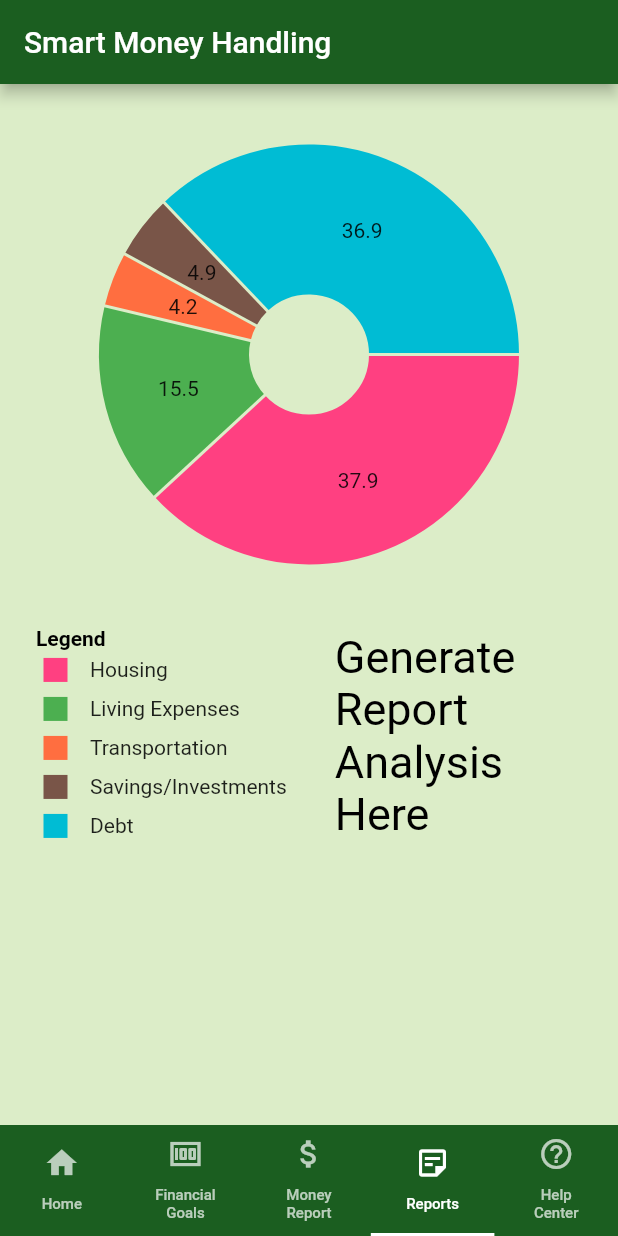
After one commit to sadafzakria/SmartMoneyHandling, a Flutter app: the screen it shows after launch, item 4 of the bottom bar chosen, on a phone screen of 412 x 824 dp. The commit adds this screen. Run offline on Flutter 3.47's test engine with Material 2 defaults, Android fonts, the phone set to English and light mode, and no system bars; drawn by our look-alikes of fl_chart.

Commit message:
transaction_report.dart and report_and_analysis.dart added

```diff
--- a/lib/main.dart
+++ b/lib/main.dart
@@ -1,9 +1,7 @@
 import 'package:flutter/material.dart';
-import 'package:smart_money_handling/edit_user_screen.dart';
 import 'package:smart_money_handling/home_screen.dart';
 import 'package:smart_money_handling/login_screen.dart';
 import 'package:smart_money_handling/splash_screen.dart';
-import 'package:smart_money_handling/user_profile_screen.dart';
 import 'package:smart_money_handling/welcome_screen.dart';
 import 'package:smart_money_handling/nav_menu.dart';
 import 'package:smart_money_handling/register_screen.dart';
--- a/lib/nav_menu.dart
+++ b/lib/nav_menu.dart
@@ -1,5 +1,7 @@
 import 'package:flutter/material.dart';
 import 'package:smart_money_handling/home_screen.dart';
+import 'package:smart_money_handling/report_and_analysis.dart';
+import 'package:smart_money_handling/transaction_report.dart';
  class NavBar extends StatefulWidget {
    const NavBar({super.key});
 
@@ -22,7 +24,11 @@ import 'package:smart_money_handling/home_screen.dart';
            padding: EdgeInsets.all(8.0),
            child: TabBarView(
              children: [
-               HomeScreen()
+               // Add your tab content here!
+               HomeScreen(),
+               TransactionReport(),
+               TransactionReport(),
+               ReportAndAnalysis(),
              ],
            ),
          ),
--- /dev/null
+++ b/lib/report_and_analysis.dart
@@ -0,0 +1,117 @@
+import 'package:flutter/material.dart';
+import 'package:fl_chart/fl_chart.dart';
+
+class ReportAndAnalysis extends StatefulWidget {
+  const ReportAndAnalysis({super.key});
+
+
+  @override
+  State<ReportAndAnalysis> createState() => _ReportAndAnalysisState();
+}
+
+class _ReportAndAnalysisState extends State<ReportAndAnalysis> {
+
+  String _report_analysis= "Generate\nReport\nAnalysis\nHere";
+
+  @override
+  Widget build(BuildContext context) {
+    return ListView(
+      children: [
+        SizedBox(height:20),
+        AspectRatio(
+          aspectRatio: 1.3,
+          child: PieChart(
+            PieChartData(
+              sections: [
+                PieChartSectionData(
+                  color: Colors.pinkAccent,
+                  value: 37.9,
+                  title: '37.9', // Housing
+                  radius: 100.0,
+                ),
+                PieChartSectionData(
+                  color: Colors.green,
+                  value: 15.5,
+                  title: '15.5', //Living Expenses
+                  radius: 100.0,
+                ),
+                PieChartSectionData(
+                  color: Colors.deepOrangeAccent,
+                  value: 4.2,
+                  title: '4.2', // Transportation
+                  radius: 100.0,
+                ),
+                PieChartSectionData(
+                  color: Colors.brown,
+                  value: 4.9,
+                  title: '4.9', // Savings/Investment
+                  radius: 100.0,
+                ),
+                PieChartSectionData(
+                  color: Colors.cyan,
+                  value: 36.9,
+                  title: '36.9', // Debt
+                  radius: 100.0,
+                ),
+              ],
+              centerSpaceRadius: 40,
+            ),
+          ),
+        ),
+        Container(
+          padding: EdgeInsets.all(16),
+          child: Row(
+            children: [
+              Column(
+                crossAxisAlignment: CrossAxisAlignment.start, // Align the legend items to the left
+                children: [
+                  Text(
+                    "Legend",
+                    style: TextStyle(
+                      fontWeight: FontWeight.bold,
+                      color: Colors.black,
+                    ),
+                  ),
+                  _legendItem(Colors.pinkAccent, 'Housing'),
+                  _legendItem(Colors.green, 'Living Expenses'),
+                  _legendItem(Colors.deepOrangeAccent, 'Transportation'),
+                  _legendItem(Colors.brown, 'Savings/Investments'),
+                  _legendItem(Colors.cyan, 'Debt'),
+                ],
+              ),
+              SizedBox(width: 16),
+              Expanded(
+                child: Container(
+                  padding: EdgeInsets.all(16),
+                  child: Text(
+                    "$_report_analysis",
+                    style: TextStyle(
+                      fontSize: 30,
+                      color: Colors.black,
+                    ),
+                  ),
+                ),
+              ),
+            ],
+          ),
+        ),
+      ],
+    );
+  }
+
+  Widget _legendItem(Color color, String title) {
+    return Row(
+      crossAxisAlignment: CrossAxisAlignment.center,
+      children: [
+        Container(
+          width: 16,
+          height: 16,
+          color: color,
+          margin: EdgeInsets.all(5),
+        ),
+        SizedBox(width: 10),
+        Text('$title'),
+      ],
+    );
+  }
+}
--- a/pubspec.yaml
+++ b/pubspec.yaml
@@ -28,6 +28,7 @@ environment:
 # the latest version available on pub.dev. To see which dependencies have newer
 # versions available, run `flutter pub outdated`.
 dependencies:
+  fl_chart: ^0.41.0 # For drawing PI charts
   flutter:
     sdk: flutter
 
```
Also changed, not shown: lib/home_screen.dart (+4 -13 lines), lib/transaction_report.dart (added, +85 -0 lines), pubspec.lock.
